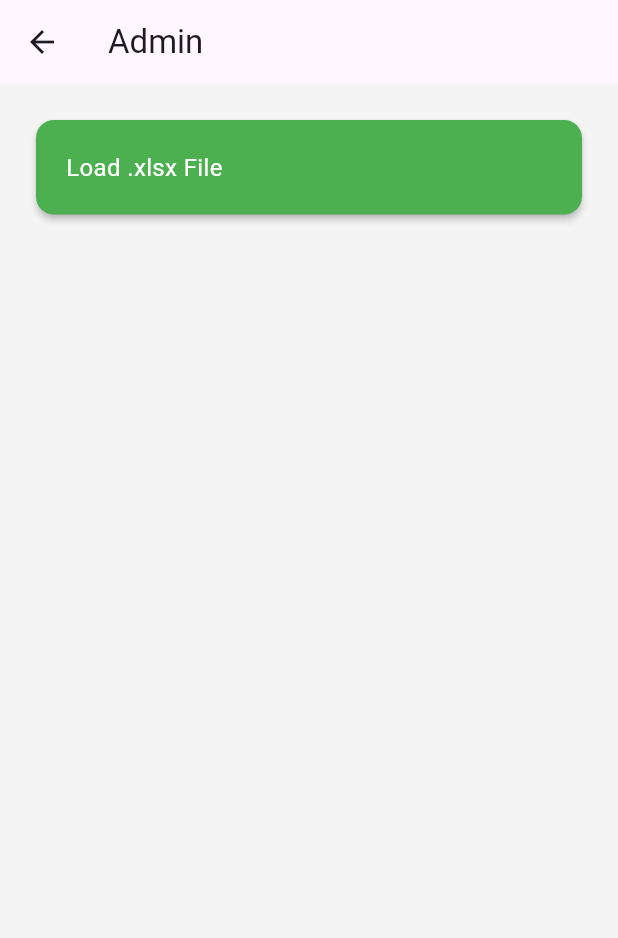
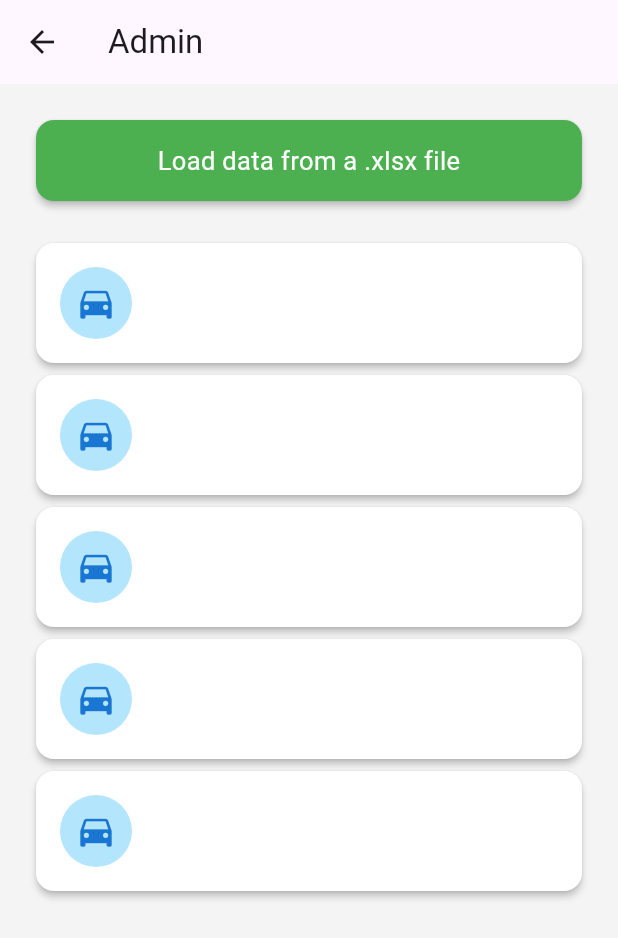
Before and after one commit to Harshit-Sonawala/parking_tracker, a Flutter app: the screen it shows after launch, after a tap on "Login as an Admin", on a phone screen of 412 x 824 dp. Shown: the top 938 px of the screen. Run offline on Flutter 3.47's test engine with Material 2 defaults, Android fonts, the light colour scheme and no system bars; our stand-ins replace file_picker; missing offline and left inert: excel.

Commit message:
added dummy list under admin with styling

```diff
--- a/lib/admin_screen.dart
+++ b/lib/admin_screen.dart
@@ -53,6 +53,8 @@ class _AdminScreenState extends State<AdminScreen> {
                     ),
                     if (filePickerResult != null)
                       {
+                        setState(
+                          () => {
                             debugPrint('File Picker Result: $filePickerResult'),
                             file = File(filePickerResult!.files.single.path as String),
                             bytes = filePickerResult?.files.single.bytes,
@@ -64,17 +66,25 @@ class _AdminScreenState extends State<AdminScreen> {
                                 // debugPrint(excel.tables[table].maxRows),
                                 for (var row in excel.tables[table].rows)
                                   {
-                              debugPrint('$row'),
+                                    for (Data rowElement in row)
+                                      {
+                                        debugPrint(
+                                          'cellIndex: ${rowElement.cellIndex}, cellData: ${rowElement.value}',
+                                        ),
                                       }
-                        }
+                                  },
+                              },
+                          },
+                        ),
                       }
                   },
                   child: const Padding(
-                  padding: EdgeInsets.all(20.0),
+                    padding: EdgeInsets.all(15.0),
                     child: Text(
-                    'Load .xlsx File',
+                      'Load data from a .xlsx file',
+                      textAlign: TextAlign.center,
                       style: TextStyle(
-                      fontSize: 16,
+                        fontSize: 17,
                         color: Colors.white,
                       ),
                     ),
@@ -82,9 +92,38 @@ class _AdminScreenState extends State<AdminScreen> {
                 ),
               ),
               const SizedBox(height: 20),
+              ListView.builder(
+                shrinkWrap: true,
+                itemCount: 5,
+                itemBuilder: (context, listItemIndex) {
+                  return Card(
+                    child: Padding(
+                      padding: const EdgeInsets.all(16.0),
+                      child: Row(
+                        children: [
+                          Container(
+                            padding: const EdgeInsets.all(10),
+                            decoration: BoxDecoration(
+                              shape: BoxShape.circle,
+                              color: Colors.lightBlue[100],
+                            ),
+                            child: Icon(
+                              Icons.directions_car,
+                              size: 28,
+                              color: Colors.blue[700],
+                            ),
+                          ),
                         ],
                       ),
-      )),
+                    ),
+                  );
+                },
+              ),
+              const SizedBox(height: 20),
+            ],
+          ),
+        ),
+      ),
     );
   }
 }
```
Lines whose indentation alone changed are shown as unchanged.
